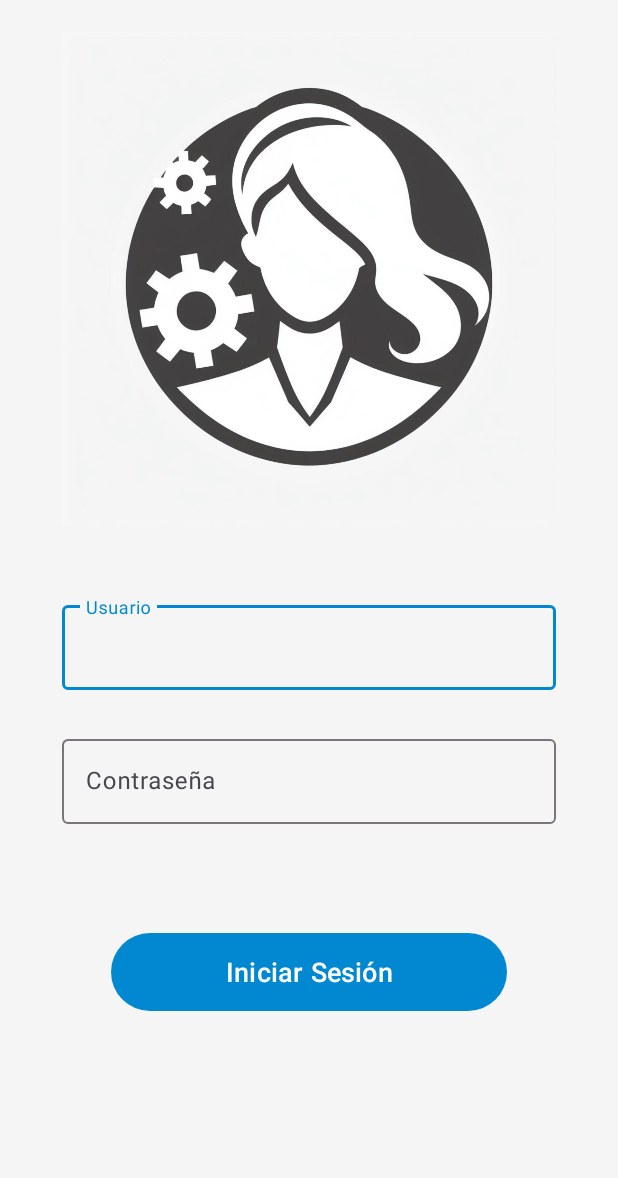
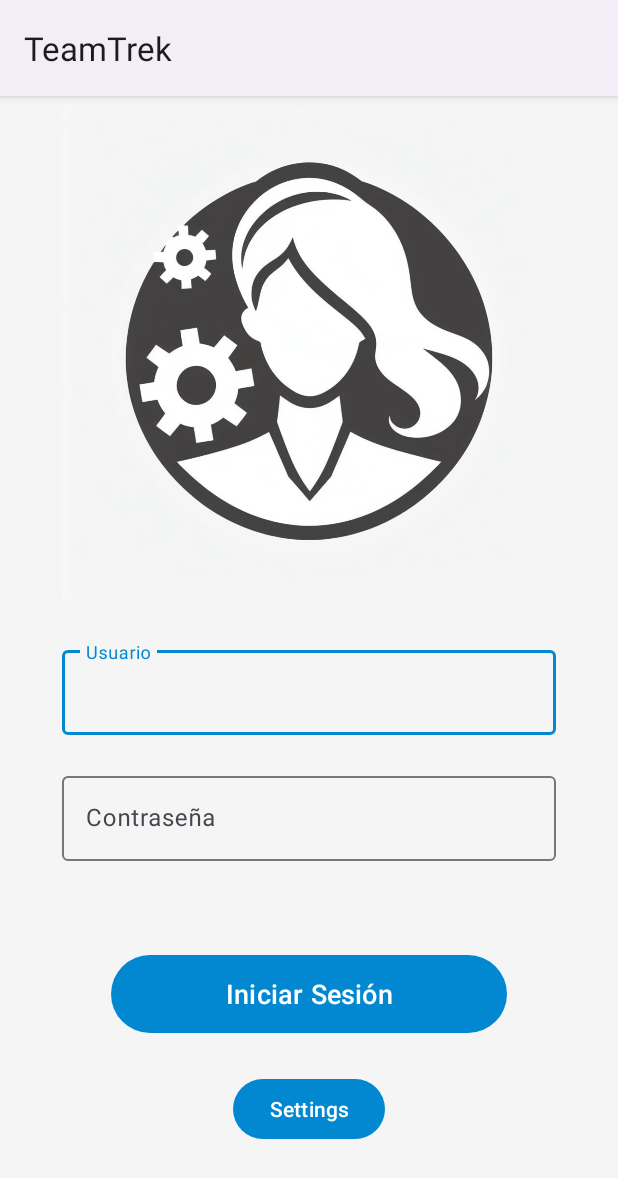
Before and after one commit to k3ssdev/TeamTrekAndroid, an Android app: the screen it shows after launch (LoginActivity), on a phone screen of 412 x 824 dp. Shown: the top 1178 px of the screen. Run offline under Robolectric (Android 15) with nearby library versions, the phone set to English and light mode, and no system bars.

```diff
--- a/app/src/main/java/io/github/k3ssdev/teamtrekandroid/LoginActivity.java
+++ b/app/src/main/java/io/github/k3ssdev/teamtrekandroid/LoginActivity.java
@@ -20,6 +20,14 @@ public class LoginActivity extends AppCompatActivity {
         super.onCreate(savedInstanceState);
         // Establecer el layout correspondiente a la actividad de inicio de sesión.
         setContentView(R.layout.login_activity);
+
+        // Supongamos que tienes un botón en tu login_activity layout para abrir Settings
+        Button settingsButton = findViewById(R.id.settingsButton);
+        settingsButton.setOnClickListener(v -> {
+            // Abrir SettingsActivity
+            Intent intent = new Intent(LoginActivity.this, SettingsActivity.class);
+            startActivity(intent);
+        });
 
         // Obtener referencias a los elementos de la interfaz de usuario.
         EditText editTextUsername = findViewById(R.id.editTextUsername);
--- a/app/src/main/res/layout/login_activity.xml
+++ b/app/src/main/res/layout/login_activity.xml
@@ -94,6 +94,7 @@
     <!-- Botón de inicio de sesión en un ConstraintLayout interno -->
 
     <androidx.constraintlayout.widget.ConstraintLayout
+        android:id="@+id/constraintLayout"
         android:layout_width="0dp"
         android:layout_height="60dp"
         app:layout_constraintBottom_toTopOf="@+id/guidelineHorizontalBottom"
@@ -132,5 +133,16 @@
         app:layout_constraintTop_toTopOf="parent"
         app:layout_constraintVertical_bias="0.636" />
 
+    <Button
+        android:id="@+id/settingsButton"
+        android:layout_width="wrap_content"
+        android:layout_height="wrap_content"
+        android:text="Settings"
+
+        app:layout_constraintBottom_toTopOf="@+id/guidelineHorizontalBottom"
+        app:layout_constraintEnd_toStartOf="@+id/guidelineVerticalEnd"
+        app:layout_constraintStart_toStartOf="@+id/guidelineVerticalStart"
+        app:layout_constraintTop_toBottomOf="@+id/constraintLayout" />
+
 
 </androidx.constraintlayout.widget.ConstraintLayout>
--- a/app/src/main/res/values-land/strings.xml
+++ b/app/src/main/res/values-land/strings.xml
@@ -1,5 +1,5 @@
 <resources>
-    <string name="app_name">TeamTrekAndroid</string>
+    <string name="app_name">TeamTrek</string>
     <string name="navigation_drawer_open">Open navigation drawer</string>
     <string name="navigation_drawer_close">Close navigation drawer</string>
     <string name="nav_header_title">Android Studio</string>
--- a/app/src/main/res/values-night/strings.xml
+++ b/app/src/main/res/values-night/strings.xml
@@ -1,5 +1,5 @@
 <resources>
-    <string name="app_name">TeamTrekAndroid</string>
+    <string name="app_name">TeamTrek</string>
     <string name="navigation_drawer_open">Open navigation drawer</string>
     <string name="navigation_drawer_close">Close navigation drawer</string>
     <string name="nav_header_title">Android Studio</string>
--- a/app/src/main/res/values-night/themes.xml
+++ b/app/src/main/res/values-night/themes.xml
@@ -1,6 +1,6 @@
 <resources xmlns:tools="http://schemas.android.com/tools">
     <!-- Base application theme. -->
-    <style name="Theme.TeamTrekAndroid" parent="Theme.Material3.DayNight.NoActionBar">
+    <style name="Theme.TeamTrekAndroid" parent="Theme.Material3.DayNight">
         <!-- Primary brand color. -->
         <item name="colorPrimary">@color/blue</item>
         <item name="colorPrimaryVariant">@color/blue_dark</item>
--- a/app/src/main/res/values-w1240dp/strings.xml
+++ b/app/src/main/res/values-w1240dp/strings.xml
@@ -1,5 +1,5 @@
 <resources>
-    <string name="app_name">TeamTrekAndroid</string>
+    <string name="app_name">TeamTrek</string>
     <string name="navigation_drawer_open">Open navigation drawer</string>
     <string name="navigation_drawer_close">Close navigation drawer</string>
     <string name="nav_header_title">Android Studio</string>
--- a/app/src/main/res/values-w600dp/strings.xml
+++ b/app/src/main/res/values-w600dp/strings.xml
@@ -1,5 +1,5 @@
 <resources>
-    <string name="app_name">TeamTrekAndroid</string>
+    <string name="app_name">TeamTrek</string>
     <string name="navigation_drawer_open">Open navigation drawer</string>
     <string name="navigation_drawer_close">Close navigation drawer</string>
     <string name="nav_header_title">Android Studio</string>
--- a/app/src/main/res/values/colors.xml
+++ b/app/src/main/res/values/colors.xml
@@ -9,7 +9,7 @@
     <color name="white">#FFFFFFFF</color>
     <color name="blue">#0288D1</color>
     <color name="blue_dark">#005B9F</color>
-    <color name="blue_light">#81D4FA</color>
+    <color name="blue_light">#38BEFC</color>
     <color name="blue_lighter">#B3E5FC</color>
     <color name="blue_lightest">#E1F5FE</color>
     <color name="blue_grey">#607D8B</color>
--- a/app/src/main/res/values/strings.xml
+++ b/app/src/main/res/values/strings.xml
@@ -1,5 +1,5 @@
 <resources>
-    <string name="app_name">TeamTrekAndroid</string>
+    <string name="app_name">TeamTrek</string>
     <string name="navigation_drawer_open">Open navigation drawer</string>
     <string name="navigation_drawer_close">Close navigation drawer</string>
     <string name="nav_header_title">Android Studio</string>
--- a/app/src/main/res/values/styles.xml
+++ b/app/src/main/res/values/styles.xml
@@ -1,4 +1,5 @@
 <?xml version="1.0" encoding="utf-8"?>
 <resources>
     <attr name="imagenTema" format="reference" />
+
 </resources>
--- a/app/src/main/res/values/themes.xml
+++ b/app/src/main/res/values/themes.xml
@@ -1,6 +1,6 @@
 <resources xmlns:tools="http://schemas.android.com/tools">
     <!-- Base application theme. -->
-    <style name="Theme.TeamTrekAndroid" parent="Theme.Material3.DayNight.NoActionBar">
+    <style name="Theme.TeamTrekAndroid" parent="Theme.Material3.DayNight">
         <!-- Primary brand color. -->
         <item name="colorPrimary">@color/blue</item>
         <item name="colorPrimaryVariant">@color/blue_dark</item>
```
Also changed, not shown: app/src/main/AndroidManifest.xml (+16 -6 lines), app/src/main/java/io/github/k3ssdev/teamtrekandroid/SettingsActivity.java (added, +45 -0 lines).
